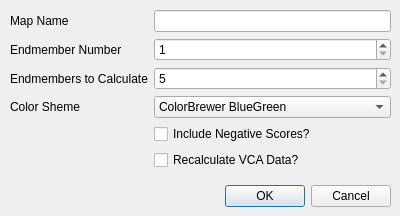
The window that vcadialog.ui (VespucciProject/Vespucci) describes before a commit, drawn with Qt 5.
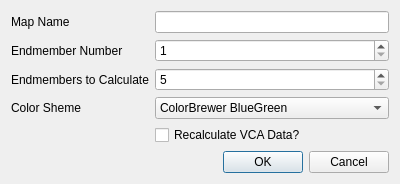
The same window after the commit. Icons and pictures are not drawn.

The edit to the form file:
```diff
--- a/vcadialog.ui
+++ b/vcadialog.ui
@@ -7,7 +7,7 @@
     <x>0</x>
     <y>0</y>
     <width>400</width>
-    <height>216</height>
+    <height>168</height>
    </rect>
   </property>
   <property name="windowTitle">
@@ -17,19 +17,7 @@
    <iconset resource="resources.qrc">
     <normaloff>:/icons/vespuccilogo.ico</normaloff>:/icons/vespuccilogo.ico</iconset>
   </property>
-  <widget class="QWidget" name="formLayoutWidget">
-   <property name="geometry">
-    <rect>
-     <x>10</x>
-     <y>10</y>
-     <width>381</width>
-     <height>165</height>
-    </rect>
-   </property>
-   <layout class="QFormLayout" name="formLayout">
-    <property name="fieldGrowthPolicy">
-     <enum>QFormLayout::AllNonFixedFieldsGrow</enum>
-    </property>
+  <layout class="QFormLayout" name="formLayout_2">
     <item row="0" column="0">
      <widget class="QLabel" name="label">
       <property name="text">
@@ -57,21 +45,21 @@
       </property>
      </widget>
     </item>
-    <item row="4" column="0">
-     <widget class="QLabel" name="label_3">
-      <property name="text">
-       <string>Color Sheme</string>
+   <item row="2" column="1">
+    <widget class="QSpinBox" name="endmembersSpinBox">
+     <property name="minimum">
+      <number>5</number>
       </property>
      </widget>
     </item>
-    <item row="5" column="1">
-     <widget class="QCheckBox" name="negativeScoresCheckBox">
+   <item row="2" column="0">
+    <widget class="QLabel" name="label_4">
       <property name="text">
-       <string>Include Negative Scores?</string>
+      <string>Endmembers to Calculate</string>
       </property>
      </widget>
     </item>
-    <item row="4" column="1">
+   <item row="3" column="1">
      <widget class="QComboBox" name="gradientComboBox">
       <property name="toolTip">
        <string>An asterix by the color scheme name indicates a divergent color scheme particularly suited for this kind of map.</string>
@@ -276,38 +264,22 @@
       </item>
      </widget>
     </item>
-    <item row="6" column="1">
+   <item row="3" column="0">
+    <widget class="QLabel" name="label_3">
+     <property name="text">
+      <string>Color Sheme</string>
+     </property>
+    </widget>
+   </item>
+   <item row="4" column="1">
      <widget class="QCheckBox" name="recalculateCheckBox">
       <property name="text">
        <string>Recalculate VCA Data?</string>
       </property>
      </widget>
     </item>
-    <item row="2" column="0">
-     <widget class="QLabel" name="label_4">
-      <property name="text">
-       <string>Endmembers to Calculate</string>
-      </property>
-     </widget>
-    </item>
-    <item row="2" column="1">
-     <widget class="QSpinBox" name="endmembersSpinBox">
-      <property name="minimum">
-       <number>5</number>
-      </property>
-     </widget>
-    </item>
-   </layout>
-  </widget>
+   <item row="5" column="1">
   <widget class="QDialogButtonBox" name="buttonBox">
-   <property name="geometry">
-    <rect>
-     <x>50</x>
-     <y>180</y>
-     <width>341</width>
-     <height>32</height>
-    </rect>
-   </property>
    <property name="orientation">
     <enum>Qt::Horizontal</enum>
    </property>
@@ -315,6 +287,8 @@
     <set>QDialogButtonBox::Cancel|QDialogButtonBox::Ok</set>
    </property>
   </widget>
+   </item>
+  </layout>
  </widget>
  <resources>
   <include location="resources.qrc"/>
```
Lines whose indentation alone changed are shown as unchanged.
